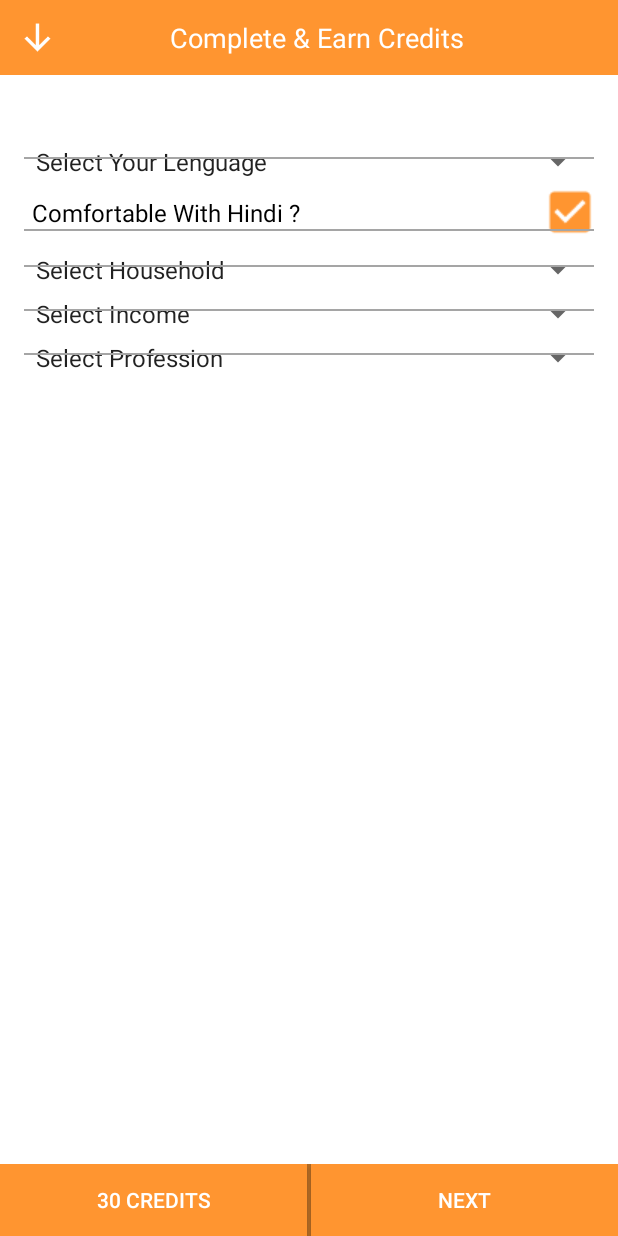
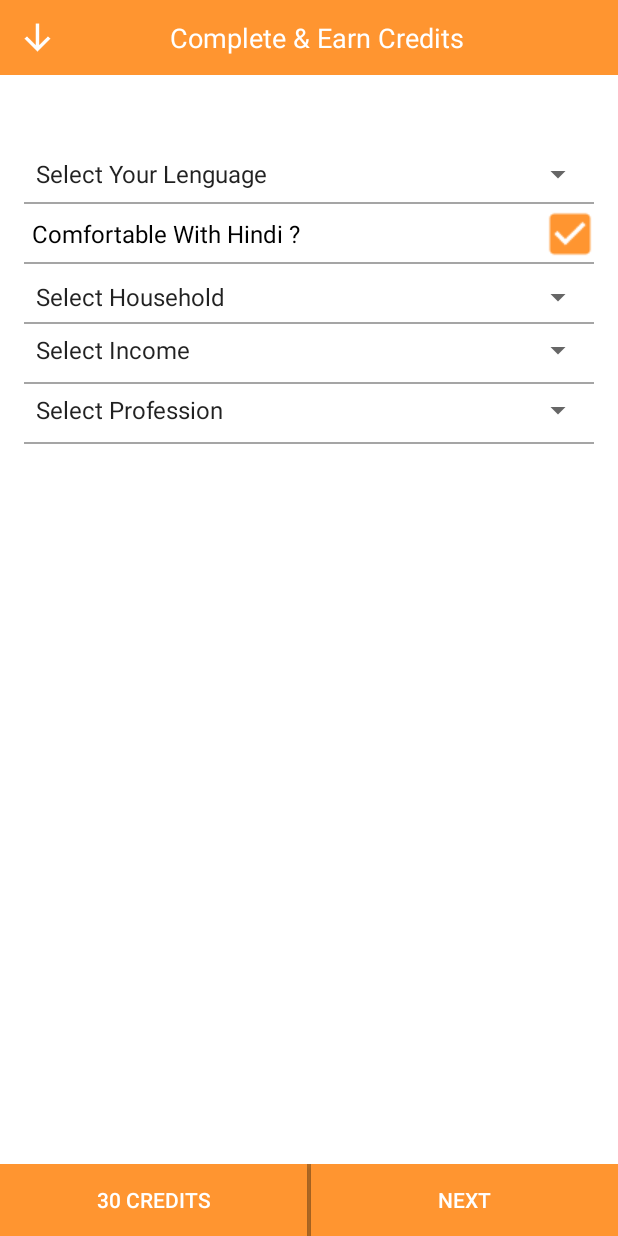
Before and after one commit to surendersankhla/myApp, an Android app: the CompleteNEarn screen opened directly, with no data from a screen before it, on a phone screen of 412 x 824 dp. Run offline under Robolectric (Android 15) with nearby library versions, the phone set to English and light mode, and no system bars.

Commit message:
20 jun 1.25

```diff
--- a/app/src/main/java/com/example/surender/chikoopapp/Favorite.java
+++ b/app/src/main/java/com/example/surender/chikoopapp/Favorite.java
@@ -22,8 +22,8 @@ public class Favorite extends AppCompatActivity {
         setContentView(R.layout.activity_favorite);
         favList = (ListView) findViewById(R.id.favorite_listView);
 
-        favTitle = new String[]{"a","b","c","a","b","c","a","b","c","a","b","c","a","b","c","a","b","c","a","b","c",};
-        favIcon = new int[]{R.drawable.p26,R.drawable.p26,R.drawable.p26,R.drawable.p26,R.drawable.p26,R.drawable.p26,R.drawable.p26,R.drawable.p26,R.drawable.p26,R.drawable.p26,R.drawable.p26,R.drawable.p26,R.drawable.p26,R.drawable.p26,R.drawable.p26,R.drawable.p26,R.drawable.p26,R.drawable.p26,R.drawable.p26,R.drawable.p26,R.drawable.p26,};
+        favTitle = new String[]{"Entertainment ","Food & Drinks","Lifestyle","Fashion","Automobiles","Appliances","Health Care","Education","Travel"};
+        favIcon = new int[]{R.drawable.p50,R.drawable.p51,R.drawable.p52,R.drawable.p53,R.drawable.p54,R.drawable.p55,R.drawable.p56,R.drawable.p57,R.drawable.p58};
 
         favList.setAdapter(new PinInterestAdapter(this,favTitle,favIcon,"FOLLOW"));
 
--- a/app/src/main/java/com/example/surender/chikoopapp/ProfilePage.java
+++ b/app/src/main/java/com/example/surender/chikoopapp/ProfilePage.java
@@ -50,6 +50,14 @@ public class ProfilePage extends AppCompatActivity{
         assert headerTag != null;
         headerTag.setText("Create Your Profile");
 
+        toggle.setOnClickListener(new View.OnClickListener() {
+            @Override
+            public void onClick(View v){
+                startActivity(new Intent(ProfilePage.this,HomeScreen.class));
+                overridePendingTransition(R.anim.pull_in_left,R.anim.push_out_right);
+            }
+        });
+
         profilePic = (ImageView)findViewById(R.id.profilePage_profilePic);
         wallPicture = (ImageView) findViewById(R.id.profilePage_wallPic);
 
@@ -71,6 +79,7 @@ public class ProfilePage extends AppCompatActivity{
             public void onClick(View v) {
                 Intent intent = new Intent(ProfilePage.this,PinInterest.class);
                 startActivity(intent);
+                overridePendingTransition(R.anim.pull_in_right,R.anim.push_out_left);
             }
         });
 
--- a/app/src/main/res/layout/activity_complete_nearn.xml
+++ b/app/src/main/res/layout/activity_complete_nearn.xml
@@ -24,26 +24,25 @@
         >
         <RelativeLayout
             android:layout_width="match_parent"
-            android:layout_height="wrap_content"
+            android:layout_height="@dimen/spinner_height"
             >
         <Spinner
             android:layout_width="match_parent"
             android:layout_height="wrap_content"
             android:entries="@array/lenguage_list"
             android:id="@+id/activeNEarn_NativeLanguage"
+            android:layout_centerVertical="true"
             />
             <include layout="@layout/under_line"
-                android:layout_below="@+id/activeNEarn_NativeLanguage"
                 android:layout_width="match_parent"
                 android:layout_height="wrap_content"
-                android:layout_marginTop="-15dp"
+                android:layout_alignParentBottom="true"
                 />
         </RelativeLayout>
 
         <RelativeLayout
             android:layout_width="match_parent"
-            android:layout_height="wrap_content"
-            android:paddingTop="5dp"
+            android:layout_height="@dimen/spinner_height"
 
             >
             <TextView
@@ -55,6 +54,7 @@
                 android:textSize="16sp"
                 android:gravity="bottom"
                 android:id="@+id/txt"
+                android:layout_centerVertical="true"
                 />
             <CheckBox
                 android:layout_width="wrap_content"
@@ -64,18 +64,18 @@
                 android:checked="true"
                 android:layout_alignEnd="@+id/txt"
                 app:buttonTint="@color/TheamColor"
+                android:layout_centerVertical="true"
                 />
             <include layout="@layout/under_line"
-                android:layout_below="@+id/txt"
                 android:layout_width="match_parent"
                 android:layout_height="wrap_content"
-                android:layout_marginTop="-5dp"
+                android:layout_alignParentBottom="true"
                 />
         </RelativeLayout>
 
         <RelativeLayout
             android:layout_width="match_parent"
-            android:layout_height="wrap_content"
+            android:layout_height="@dimen/spinner_height"
             >
         <Spinner
             android:layout_width="match_parent"
@@ -86,17 +86,16 @@
 
             />
             <include layout="@layout/under_line"
-                android:layout_below="@+id/activeNEarn_HouseHold"
                 android:layout_width="match_parent"
                 android:layout_height="wrap_content"
-                android:layout_marginTop="-15dp"
+                android:layout_alignParentBottom="true"
                 />
         </RelativeLayout>
 
 
         <RelativeLayout
             android:layout_width="match_parent"
-            android:layout_height="wrap_content"
+            android:layout_height="@dimen/spinner_height"
             >
         <Spinner
             android:layout_width="match_parent"
@@ -106,16 +105,15 @@
             android:id="@+id/activeNEarn_familyIncome"
             />
             <include layout="@layout/under_line"
-                android:layout_below="@+id/activeNEarn_familyIncome"
                 android:layout_width="match_parent"
                 android:layout_height="wrap_content"
-                android:layout_marginTop="-15dp"
+                android:layout_alignParentBottom="true"
                 />
         </RelativeLayout>
 
         <RelativeLayout
             android:layout_width="match_parent"
-            android:layout_height="wrap_content"
+            android:layout_height="@dimen/spinner_height"
             >
         <Spinner
             android:layout_width="match_parent"
@@ -125,10 +123,9 @@
             android:id="@+id/activeNEarn_Profession"
             />
             <include layout="@layout/under_line"
-                android:layout_below="@+id/activeNEarn_Profession"
                 android:layout_width="match_parent"
                 android:layout_height="wrap_content"
-                android:layout_marginTop="-15dp"
+                android:layout_alignParentBottom="true"
                 />
         </RelativeLayout>
 
```
